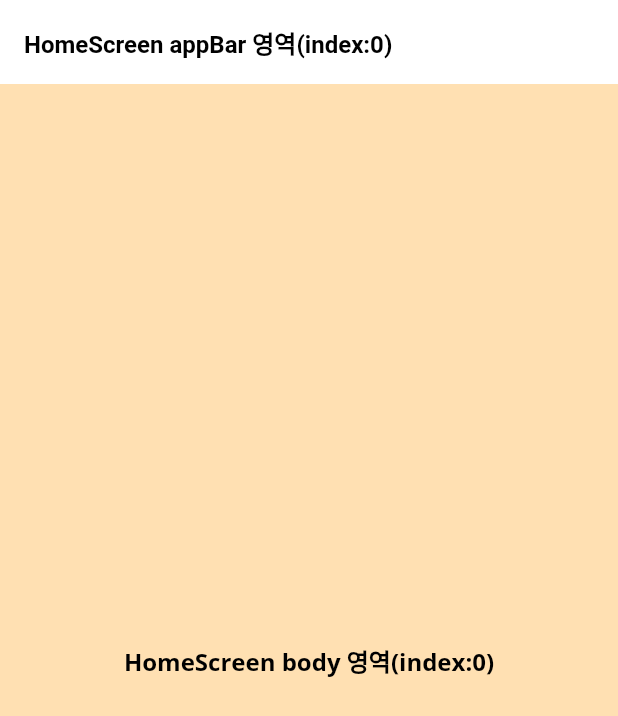
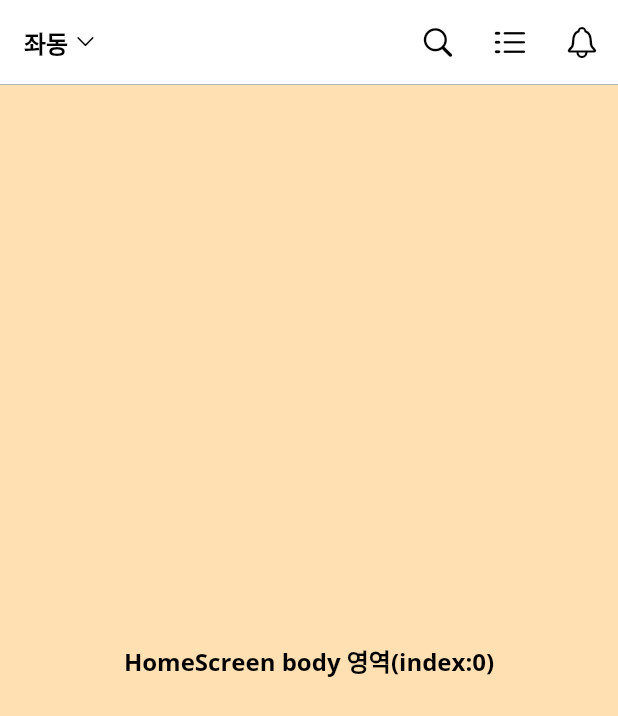
Before and after one commit to NomadHuns/Flutter_Carrot_Market_UI, a Flutter app: the HomeScreen screen opened directly, on a phone screen of 412 x 824 dp. Shown: the top 716 px of the screen. Run offline on Flutter 3.47's test engine with Material 2 defaults, Android fonts, the phone set to English and light mode, and no system bars; our stand-ins replace google_fonts.

Commit message:
HomeScreen 앱바 구현

```diff
--- a/lib/screens/home/home_screen.dart
+++ b/lib/screens/home/home_screen.dart
@@ -1,4 +1,5 @@
 import 'package:carrot_market_ui/theme.dart';
+import 'package:flutter/cupertino.dart';
 import 'package:flutter/material.dart';
 
 class HomeScreen extends StatelessWidget {
@@ -8,7 +9,38 @@ class HomeScreen extends StatelessWidget {
   Widget build(BuildContext context) {
     return Scaffold(
       appBar: AppBar(
-        title: Text('HomeScreen appBar 영역(index:0)'),
+        title: const Row(
+          children: [
+            Text('좌동'),
+            SizedBox(width: 4.0),
+            Icon(
+              CupertinoIcons.chevron_down,
+              size: 15.0,
+            )
+          ],
+        ),
+        actions: [
+          IconButton(
+            onPressed: () {},
+            icon: const Icon(CupertinoIcons.search),
+          ),
+          IconButton(
+            onPressed: () {},
+            icon: const Icon(CupertinoIcons.list_dash),
+          ),
+          IconButton(
+            onPressed: () {},
+            icon: const Icon(CupertinoIcons.bell),
+          ),
+        ],
+        bottom: const PreferredSize(
+          preferredSize: Size.fromHeight(0.5),
+          child: Divider(
+            thickness: 0.5,
+            height: 0.5,
+            color: Colors.grey,
+          ),
+        ),
       ),
       body: Container(
         color: Colors.orange[100],
--- a/lib/theme.dart
+++ b/lib/theme.dart
@@ -12,11 +12,18 @@ TextTheme textTheme() {
   );
 }
 
+IconThemeData iconTheme() {
+  return const IconThemeData(
+    color: Colors.black,
+  );
+}
+
 AppBarTheme appBarTheme() {
   return AppBarTheme(
     centerTitle: false,
     color: Colors.white,
     elevation: 0.0,
+    iconTheme: iconTheme(),
     titleTextStyle: GoogleFonts.nanumGothic(
       fontSize: 16,
       fontWeight: FontWeight.bold,
```
